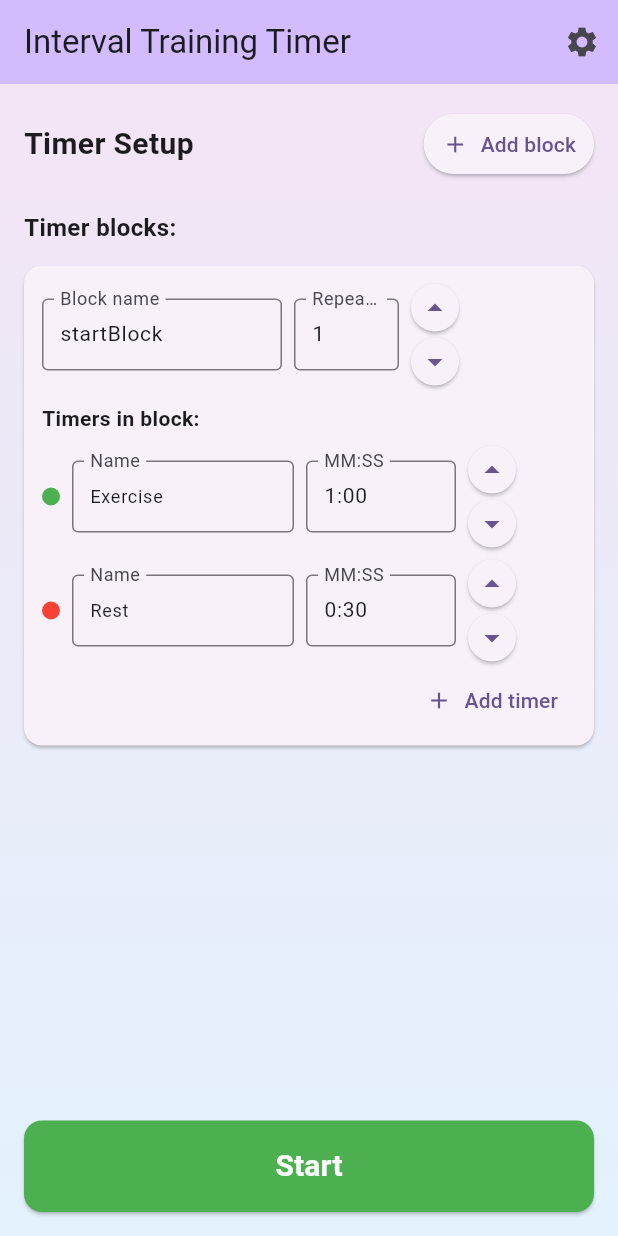
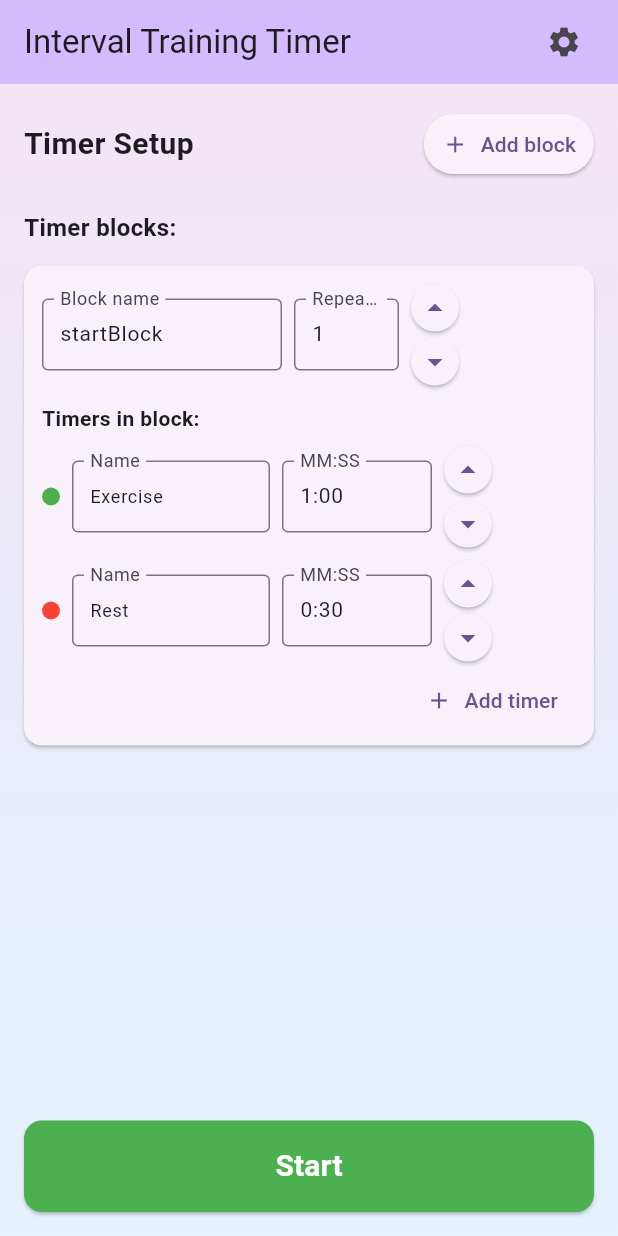
Before and after one commit to Mihailchik/flutter_timer_Test, a Flutter app: the screen it shows after launch, on a phone screen of 412 x 824 dp. Run offline on Flutter 3.47's test engine with Material 3 defaults, Android fonts, the phone set to English and light mode, and no system bars; our stand-ins replace audioplayers, shared_preferences.

Commit message:
chore(release): v1.1.1\n\n- Controls: Play/Pause/Repeat/Reset row restored with fixed sizes\n- AppBar: settings -> mute toggle on start\n- Layout: stable reserved delete widths to avoid jitter\n- Align: unified right paddings\n- Docs: fresh screenshots and App Store sizes (iPhone 6.7/6.5) (#11)
Co-authored-by: mihailchkik <mihailchkik@MacBook-Pro-Alena.local>

```diff
--- a/lib/timer/timer_block_widget.dart
+++ b/lib/timer/timer_block_widget.dart
@@ -319,23 +319,24 @@
                     ],
                   ),
                 ),
-                // Кнопка удаления поверх справа, не влияет на раскладку
-                if (widget.showDeleteButton)
+                // Кнопка удаления справа — с постоянным резервом места 48×48
                 Positioned(
                   right: 0,
                   top: 0,
-                    child: IconButton(
+                  child: SizedBox(
+                    width: 48,
+                    height: 48,
+                    child: widget.showDeleteButton
+                        ? IconButton(
                             icon: const Icon(
                               Icons.delete,
                               color: Colors.red,
                               size: 20,
                             ),
                             onPressed: widget.onDelete,
-                      padding: const EdgeInsets.all(4),
-                      constraints: const BoxConstraints(
-                        minWidth: 32,
-                        minHeight: 32,
-                      ),
+                            padding: EdgeInsets.zero,
+                          )
+                        : const SizedBox.shrink(),
                   ),
                 ),
               ],
@@ -404,8 +405,11 @@
                       },
                     ),
                     const SizedBox(width: 8),
-                    // Резервируем место под кнопку удаления для стабильной ширины
-                    (widget.block.items.length > 2)
+                    // Резерв постоянной ширины под кнопку удаления 48
+                    SizedBox(
+                      width: 48,
+                      height: 32,
+                      child: (widget.block.items.length > 2)
                           ? IconButton(
                               icon: const Icon(
                                 Icons.delete,
@@ -413,13 +417,10 @@
                                 size: 20,
                               ),
                               onPressed: () => _deleteItem(index),
-                            padding: const EdgeInsets.all(4),
-                            constraints: const BoxConstraints(
-                              minWidth: 32, // Увеличили минимальную ширину
-                              minHeight: 32, // Увеличили минимальную высоту
+                              padding: EdgeInsets.zero,
+                            )
+                          : const SizedBox.shrink(),
                     ),
-                          )
-                        : const SizedBox(width: 32, height: 32),
                   ],
                 ),
               );
--- a/lib/timer/timer_page.dart
+++ b/lib/timer/timer_page.dart
@@ -1,6 +1,5 @@
 import 'package:flutter/material.dart';
 import '../l10n/simple_localizations.dart';
-import 'package:flutter/foundation.dart';
 import 'timer_model.dart';
 import 'timer_service.dart';
 import 'timer_setup_widget.dart';
@@ -47,6 +46,11 @@
     // Загружаем настройку mute
     _timerService.loadMuted();
     // Рантайм-состояние таймера не восстанавливаем — сохраняем только конфигурацию
+    if (const bool.fromEnvironment('AUTO_START')) {
+      WidgetsBinding.instance.addPostFrameCallback((_) {
+        _startTimer();
+      });
+    }
   }
 
   Future<void> _initLoad() async {
@@ -171,11 +175,26 @@
         title: Text(SimpleLocalizations.of(context).appTitle),
         backgroundColor: Theme.of(context).colorScheme.inversePrimary,
         actions: [
-          IconButton(
-            tooltip: _settingsOpen ? 'Close setup' : 'Setup',
-            icon: Icon(_settingsOpen ? Icons.close : Icons.settings),
-            onPressed: _toggleSettingsPanel,
-          ),
+          if (_timerService.status == TimerStatus.stopped)
+            Padding(
+              padding: const EdgeInsets.only(right: 12.0),
+              child: IconButton(
+                tooltip: _settingsOpen ? 'Close setup' : 'Setup',
+                icon: Icon(_settingsOpen ? Icons.close : Icons.settings),
+                onPressed: _toggleSettingsPanel,
+              ),
+            )
+          else
+            Padding(
+              padding: const EdgeInsets.only(right: 12.0),
+              child: IconButton(
+                tooltip: _timerService.muted ? 'Unmute' : 'Mute',
+                icon: Icon(
+                  _timerService.muted ? Icons.volume_off : Icons.volume_up,
+                ),
+                onPressed: _toggleMute,
+              ),
+            ),
         ],
       ),
       body: Container(
@@ -307,7 +326,7 @@
                             ),
                             child: Text(
                               SimpleLocalizations.of(context).start,
-                              style: TextStyle(
+                              style: const TextStyle(
                                 fontSize: 20,
                                 fontWeight: FontWeight.bold,
                                 color: Colors.white,
--- a/pubspec.yaml
+++ b/pubspec.yaml
@@ -1,7 +1,7 @@
 name: flutter_timer
 description: Minimal lib-only Flutter timer; platforms generated per device
 publish_to: 'none'
-version: 1.1.0+110
+version: 1.1.1+111
 
 environment:
   sdk: '>=3.2.0 <4.0.0'
```
Also changed, not shown: lib/timer/timer_controls_widget.dart (+53 -15 lines), docs/screenshot_setup_2025-11-14.png (added), docs/screenshot_timer_2025-11-14.png (added), docs/store/screenshot_setup_iphone_6.5_1284x2778.png (added), docs/store/screenshot_setup_iphone_6.7_1290x2796.png (added), docs/store/screenshot_timer_iphone_6.5_1284x2778.png (added), docs/store/screenshot_timer_iphone_6.7_1290x2796.png (added), 2 other files. Lines whose indentation alone changed are shown as unchanged.
